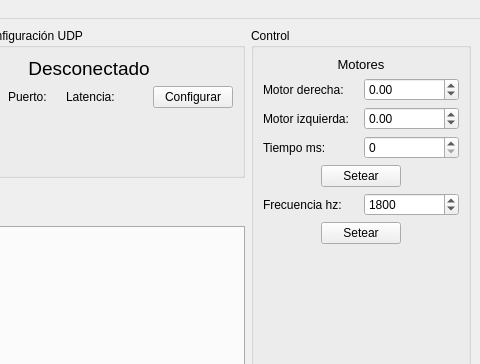
First picture: the form in mainwindow.ui, repository GabiAndi/Microcontroladores_2020_Autito_UI, before the edit; both pictures show x 620 to 1100 and y 0 to 364 of the 1100 by 660 pixel window.
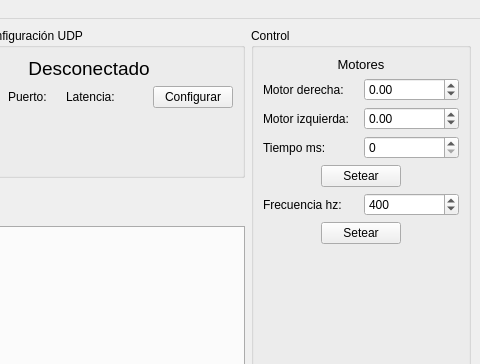
Second picture: the form after the edit. Custom widgets are drawn as their Qt base class.

Patch:
```diff
--- a/mainwindow.ui
+++ b/mainwindow.ui
@@ -419,7 +419,7 @@
             <number>100</number>
            </property>
            <property name="value">
-            <number>1800</number>
+            <number>400</number>
            </property>
           </widget>
          </item>
```
